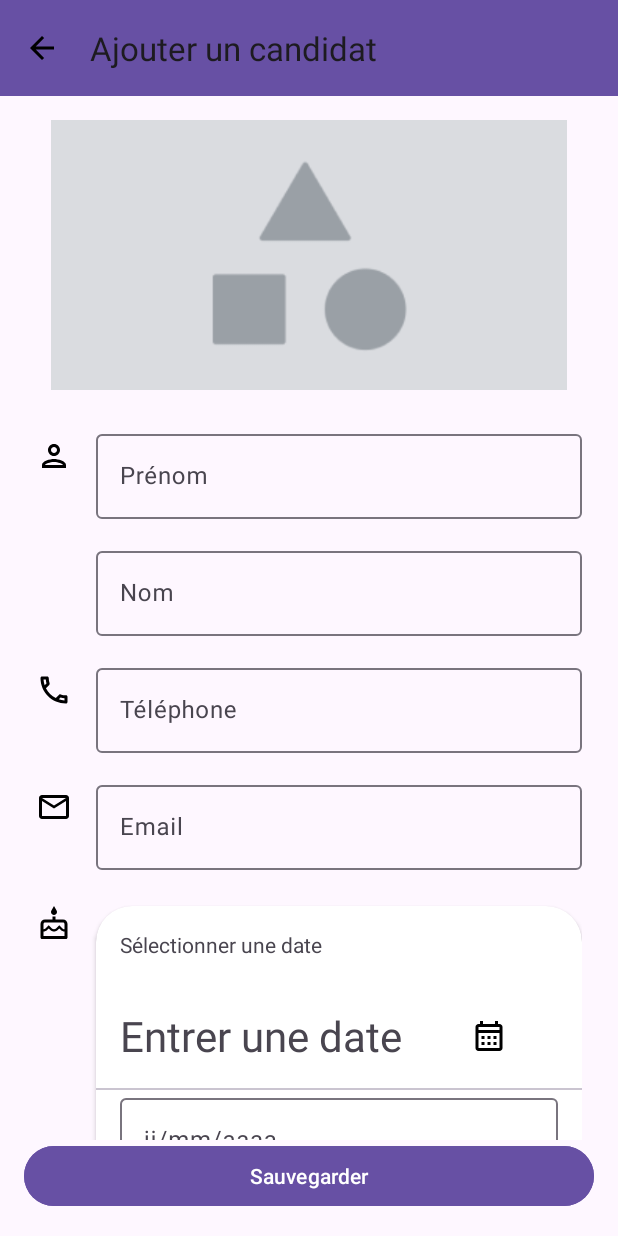
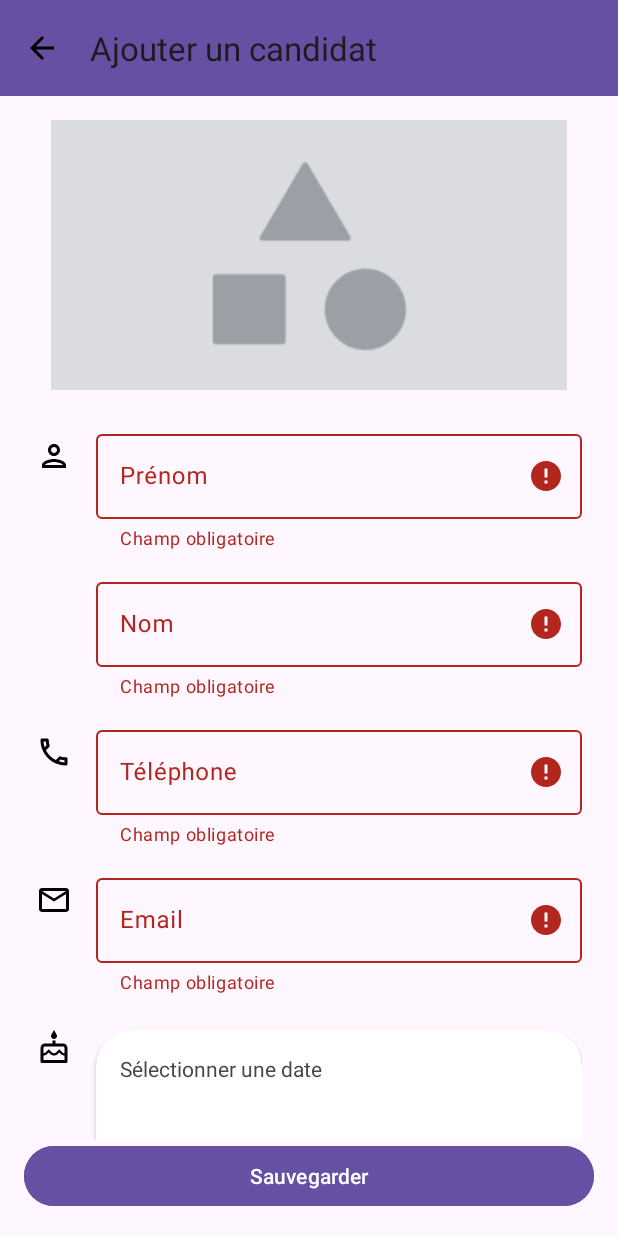
Before and after one commit to NazamBun/Projet8Vitesse, an Android app: the fragment AddEditFragment placed in its activity, after a tap on "Sauvegarder", on a phone screen of 412 x 824 dp. Run offline under Robolectric (Android 15) with nearby library versions, the phone set to English and light mode, and no system bars; our stand-ins replace Dagger/Hilt's generated code; 1 other tap on this screen came first.

Commit message:
Add input validation and error display in AddEditFragment

```diff
--- a/app/src/main/java/com/openclassrooms/projet8vitesse/ui/addscreen/AddEditFragment.kt
+++ b/app/src/main/java/com/openclassrooms/projet8vitesse/ui/addscreen/AddEditFragment.kt
@@ -101,11 +101,17 @@ class AddEditFragment : Fragment() {
      */
     private fun setupSaveButton() {
         binding.saveButton.setOnClickListener {
-            val candidate = gatherCandidateData()
-            if (candidate != null) {
-                viewModel.insertCandidate(candidate)
+            if (validateFields()) {
+                val candidate = gatherCandidateData()
+                if (candidate != null) {
+                    viewModel.insertCandidate(candidate)
+                }
             } else {
-                Toast.makeText(requireContext(), R.string.missing_fields_error, Toast.LENGTH_SHORT).show()
+                Toast.makeText(
+                    requireContext(),
+                    getString(R.string.missing_fields_error),
+                    Toast.LENGTH_SHORT
+                ).show()
             }
         }
     }
@@ -115,11 +121,11 @@ class AddEditFragment : Fragment() {
      * @return Un objet Candidate si toutes les données sont valides, sinon null.
      */
     private fun gatherCandidateData(): Candidate? {
-        val firstName = binding.tiFirstname.text.toString()
-        val lastName = binding.tiLastname.text.toString()
-        val phoneNumber = binding.tiPhone.text.toString()
-        val email = binding.tiEmail.text.toString()
-        val note = binding.tiNotes.text.toString()
+        val firstName = binding.tiFirstname.text.toString().trim()
+        val lastName = binding.tiLastname.text.toString().trim()
+        val phoneNumber = binding.tiPhone.text.toString().trim()
+        val email = binding.tiEmail.text.toString().trim()
+        val note = binding.tiNotes.text.toString().trim()
         val salary = binding.tiSalary.text.toString().toIntOrNull()
         val dateOfBirth = Instant.now() // Remplacez par une date valide sélectionnée par l'utilisateur
 
@@ -138,6 +144,57 @@ class AddEditFragment : Fragment() {
         } else {
             null
         }
+    }
+
+    /**
+     * Vérifie que tous les champs sont remplis et valides.
+     * Affiche des erreurs visuelles pour chaque champ non valide.
+     *
+     * @return true si tous les champs sont valides, false sinon.
+     */
+    private fun validateFields(): Boolean {
+        var isValid = true
+
+        // Prénom
+        val firstName = binding.tiFirstname.text.toString().trim()
+        if (firstName.isEmpty()) {
+            binding.tilFirstname.error = getString(R.string.missing_fields_error)
+            isValid = false
+        } else {
+            binding.tilFirstname.error = null // Supprime l'erreur si corrigé
+        }
+
+        // Nom
+        val lastName = binding.tiLastname.text.toString().trim()
+        if (lastName.isEmpty()) {
+            binding.tilLastname.error = getString(R.string.missing_fields_error)
+            isValid = false
+        } else {
+            binding.tilLastname.error = null
+        }
+
+        // Téléphone
+        val phoneNumber = binding.tiPhone.text.toString().trim()
+        if (phoneNumber.isEmpty()) {
+            binding.tilPhone.error = getString(R.string.missing_fields_error)
+            isValid = false
+        } else {
+            binding.tilPhone.error = null
+        }
+
+        // Email
+        val email = binding.tiEmail.text.toString().trim()
+        if (email.isEmpty()) {
+            binding.tilEmail.error = getString(R.string.missing_fields_error)
+            isValid = false
+        } else if (!android.util.Patterns.EMAIL_ADDRESS.matcher(email).matches()) {
+            binding.tilEmail.error = getString(R.string.invalid_email_format)
+            isValid = false
+        } else {
+            binding.tilEmail.error = null
+        }
+
+        return isValid
     }
 
     /**
--- a/app/src/main/res/layout/fragment_add_edit.xml
+++ b/app/src/main/res/layout/fragment_add_edit.xml
@@ -67,12 +67,14 @@
                     app:layout_constraintBottom_toBottomOf="parent"
                     app:layout_constraintEnd_toEndOf="parent"
                     app:layout_constraintStart_toEndOf="@id/icon_firstname"
-                    app:layout_constraintTop_toTopOf="parent">
+                    app:layout_constraintTop_toTopOf="parent"
+                    app:errorEnabled="true">
 
                     <com.google.android.material.textfield.TextInputEditText
                         android:id="@+id/ti_firstname"
                         android:layout_width="match_parent"
-                        android:layout_height="wrap_content" />
+                        android:layout_height="wrap_content"
+                        android:inputType="text"/>
 
                 </com.google.android.material.textfield.TextInputLayout>
             </androidx.constraintlayout.widget.ConstraintLayout>
@@ -92,12 +94,14 @@
                     app:layout_constraintBottom_toBottomOf="parent"
                     app:layout_constraintEnd_toEndOf="parent"
                     app:layout_constraintStart_toStartOf="parent"
-                    app:layout_constraintTop_toTopOf="parent">
+                    app:layout_constraintTop_toTopOf="parent"
+                    app:errorEnabled="true">
 
                     <com.google.android.material.textfield.TextInputEditText
                         android:id="@+id/ti_lastname"
                         android:layout_width="match_parent"
-                        android:layout_height="wrap_content" />
+                        android:layout_height="wrap_content"
+                        android:inputType="text"/>
 
                 </com.google.android.material.textfield.TextInputLayout>
             </androidx.constraintlayout.widget.ConstraintLayout>
@@ -127,13 +131,14 @@
                     app:layout_constraintBottom_toBottomOf="parent"
                     app:layout_constraintEnd_toEndOf="parent"
                     app:layout_constraintStart_toEndOf="@id/icon_phone"
-                    app:layout_constraintTop_toTopOf="parent">
+                    app:layout_constraintTop_toTopOf="parent"
+                    app:errorEnabled="true">
 
                     <com.google.android.material.textfield.TextInputEditText
                         android:id="@+id/ti_phone"
                         android:layout_width="match_parent"
                         android:layout_height="wrap_content"
-                        android:inputType="phone" />
+                        android:inputType="phone"/>
 
                 </com.google.android.material.textfield.TextInputLayout>
             </androidx.constraintlayout.widget.ConstraintLayout>
@@ -163,7 +168,8 @@
                     app:layout_constraintBottom_toBottomOf="parent"
                     app:layout_constraintEnd_toEndOf="parent"
                     app:layout_constraintStart_toEndOf="@id/icon_email"
-                    app:layout_constraintTop_toTopOf="parent">
+                    app:layout_constraintTop_toTopOf="parent"
+                    app:errorEnabled="true">
 
                     <com.google.android.material.textfield.TextInputEditText
                         android:id="@+id/ti_email"
@@ -239,14 +245,16 @@
 
                         <com.google.android.material.textfield.TextInputLayout
                             android:layout_width="match_parent"
-                            android:layout_height="wrap_content">
+                            android:layout_height="wrap_content"
+                            app:errorEnabled="true">
 
                             <com.google.android.material.textfield.TextInputEditText
                                 android:layout_width="match_parent"
                                 android:layout_height="wrap_content"
                                 android:layout_margin="16dp"
                                 android:layout_marginBottom="16dp"
-                                android:hint="@string/birthday_date" />
+                                android:hint="@string/birthday_date"
+                                android:inputType="date"/>
                         </com.google.android.material.textfield.TextInputLayout>
 
                     </LinearLayout>
@@ -278,13 +286,14 @@
                     app:layout_constraintBottom_toBottomOf="parent"
                     app:layout_constraintEnd_toEndOf="parent"
                     app:layout_constraintStart_toEndOf="@id/icon_salary"
-                    app:layout_constraintTop_toTopOf="parent">
+                    app:layout_constraintTop_toTopOf="parent"
+                    app:errorEnabled="true">
 
                     <com.google.android.material.textfield.TextInputEditText
                         android:id="@+id/ti_salary"
                         android:layout_width="match_parent"
                         android:layout_height="wrap_content"
-                        android:inputType="textEmailAddress" />
+                        android:inputType="number"/>
 
                 </com.google.android.material.textfield.TextInputLayout>
 
@@ -314,7 +323,8 @@
                     app:layout_constraintBottom_toBottomOf="parent"
                     app:layout_constraintEnd_toEndOf="parent"
                     app:layout_constraintStart_toEndOf="@id/icon_notes"
-                    app:layout_constraintTop_toTopOf="parent">
+                    app:layout_constraintTop_toTopOf="parent"
+                    app:errorEnabled="true">
 
                     <com.google.android.material.textfield.TextInputEditText
                         android:id="@+id/ti_notes"
--- a/app/src/main/res/values/strings.xml
+++ b/app/src/main/res/values/strings.xml
@@ -29,12 +29,15 @@
     <string name="note">Note</string>
     <string name="all_candidates">Tous</string>
     <string name="favorite_candidates">Favoris</string>
-    <string name="missing_fields_error">Erreur champs manquant</string>
 
 
     <string name="detail_screen_top_bar_name_text" translatable="false">Detail screen</string>
     <string name="navigation_back">retour</string>
-    <string name="favorite_icon">icone favorite</string>
     <string name="edit_icon">icone modifier</string>
     <string name="delete_icon">icone supprimer</string>
+
+
+    <string name="missing_fields_error">Champ obligatoire</string>
+    <string name="invalid_email_format">Format invalide</string>
+    <string name="favorite_icon">icone favorite</string>
 </resources>
```
Also changed, not shown: 1 other file.
